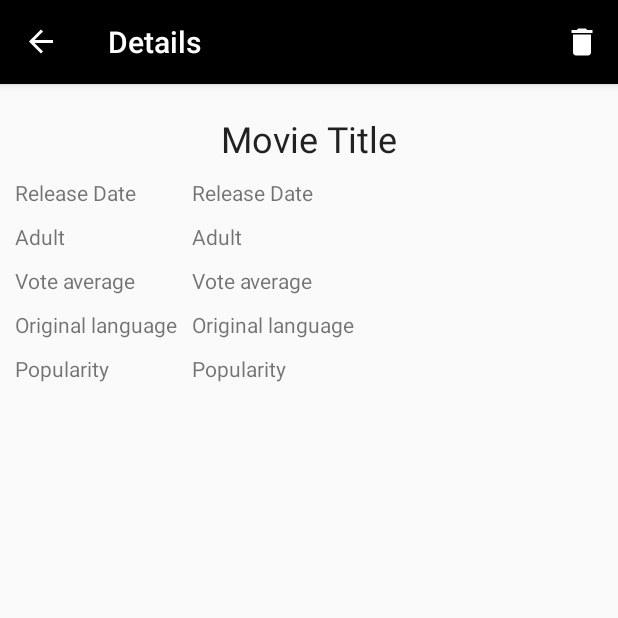
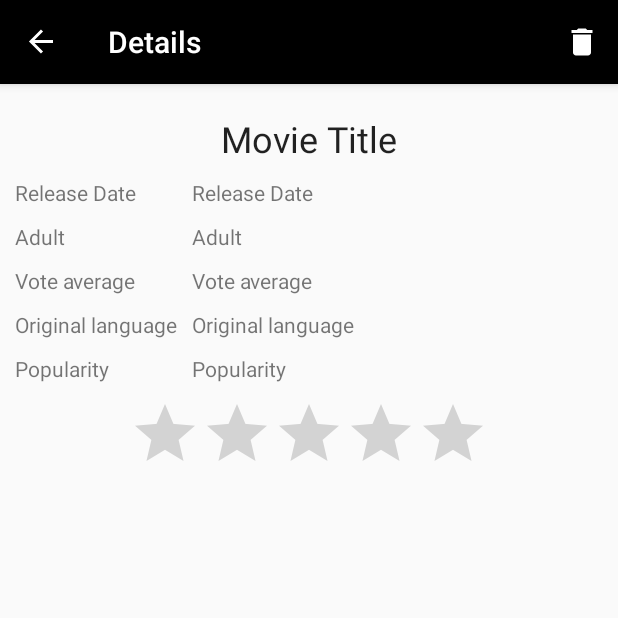
Before and after one commit to crupp52/nachos, an Android app: the MovieDetailsFragment screen opened through its navigation route, on a phone screen of 412 x 824 dp, the top half of it. Run offline under Robolectric (Android 15) with nearby library versions, the phone set to English and light mode, and no system bars; our stand-ins replace Room's generated code, navigation-ui.

Commit message:
Rating system

```diff
--- a/app/src/main/java/com/crupp52/nachos/data/model/Movie.kt
+++ b/app/src/main/java/com/crupp52/nachos/data/model/Movie.kt
@@ -33,7 +33,7 @@ data class Movie(
     val posterPath: String,
 
     @Json(name = "vote_average")
-    val voteAverage: Double
-){
+    val voteAverage: Double,
+
     var userRate: Float = 0.0f
-}
+)
--- a/app/src/main/java/com/crupp52/nachos/ui/details/MovieDetailsFragment.kt
+++ b/app/src/main/java/com/crupp52/nachos/ui/details/MovieDetailsFragment.kt
@@ -43,10 +43,10 @@ class MovieDetailsFragment : Fragment() {
         }
 
 
-        /*rating.setOnRatingBarChangeListener{_, rate, _ ->
+        rating.setOnRatingBarChangeListener{_, rate, _ ->
             //movie.value?.userRate = rate
             viewModel.saveMovie(movie.value!!)
-        }*/
+        }
     }
 
     override fun onCreateOptionsMenu(menu: Menu, inflater: MenuInflater) {
@@ -71,6 +71,6 @@ class MovieDetailsFragment : Fragment() {
         textOriginalLanguage.text = movie?.originalLanguage
         textVoteAverage.text = movie?.voteAverage.toString()
         textPopularity.text = movie?.popularity.toString()
-        //rating.rating = movie?.userRate!!
+        rating.rating = movie?.userRate!!
     }
 }
--- a/app/src/main/res/layout/fragment_movie_details.xml
+++ b/app/src/main/res/layout/fragment_movie_details.xml
@@ -120,12 +120,12 @@
                 android:text="@string/popularity" />
         </TableRow>
     </TableLayout>
-    <!--<RatingBar
+    <RatingBar
         android:id="@+id/rating"
         android:layout_width="wrap_content"
         android:layout_height="wrap_content"
         android:saveEnabled="true"
         android:layout_gravity="center_horizontal"
-        android:numStars="5"/>-->
+        android:numStars="5"/>
 
 </LinearLayout>
```
